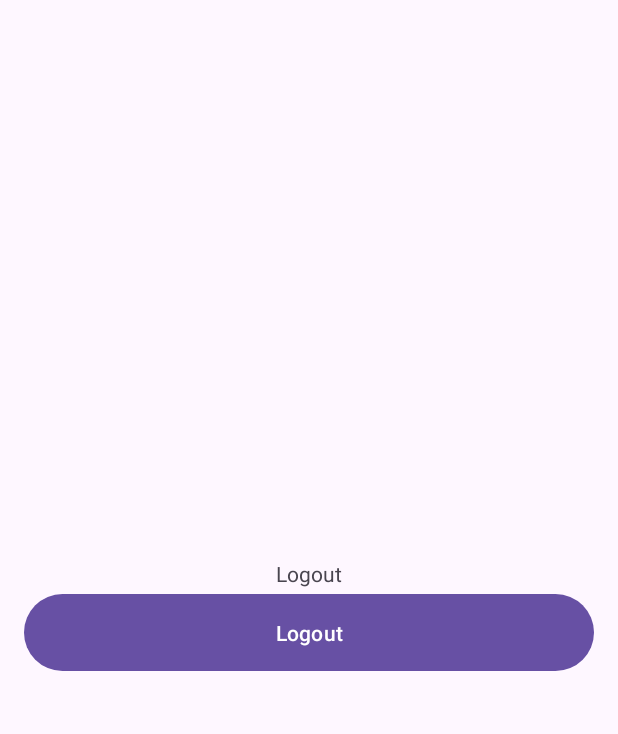
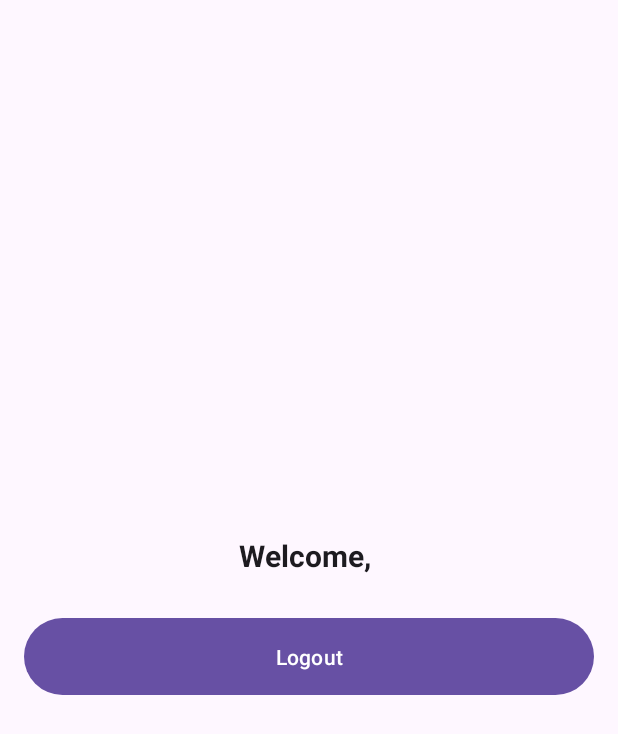
Before and after one commit to Sunbekova/firebaseauthkit, an Android app: the screen it shows after launch once a user with an empty profile is signed in (UserActivity), on a phone screen of 412 x 824 dp. Shown: the top 734 px of the screen. Run offline under Robolectric (Android 15) with nearby library versions, the phone set to English and light mode, and no system bars; our stand-ins replace Firebase (no records; nobody signed in at launch, a user with empty details on screens opened directly).

Commit message:
updated user

```diff
--- a/firebaseauthkit/src/main/java/com/example/firebasev1/authUI/UserActivity.kt
+++ b/firebaseauthkit/src/main/java/com/example/firebasev1/authUI/UserActivity.kt
@@ -24,6 +24,9 @@ internal class UserActivity : AppCompatActivity() {
             val intent = Intent(this, Login::class.java)
             startActivity(intent)
             finish()  // Finish MainActivity to prevent user from going back
+        }else {
+            // Show welcome message
+            binding.tvWelcome.text = "Welcome, ${user.email ?: "User"}"
         }
 
         binding.btnLogout.setOnClickListener {
--- a/firebaseauthkit/src/main/res/layout/activity_user.xml
+++ b/firebaseauthkit/src/main/res/layout/activity_user.xml
@@ -11,13 +11,14 @@
     android:padding="16dp">
 
     <TextView
+        android:id="@+id/tvWelcome"
         android:layout_width="wrap_content"
         android:layout_height="wrap_content"
-        android:text="Logout"
-        app:layout_constraintBottom_toBottomOf="parent"
-        app:layout_constraintEnd_toEndOf="parent"
-        app:layout_constraintStart_toStartOf="parent"
-        app:layout_constraintTop_toTopOf="parent" />
+        android:text="Welcome, User"
+        android:textSize="20sp"
+        android:textStyle="bold"
+        android:layout_marginBottom="24dp"
+        android:textColor="?android:textColorPrimary" />
 
     <Button
         android:id="@+id/btnLogout"
```
